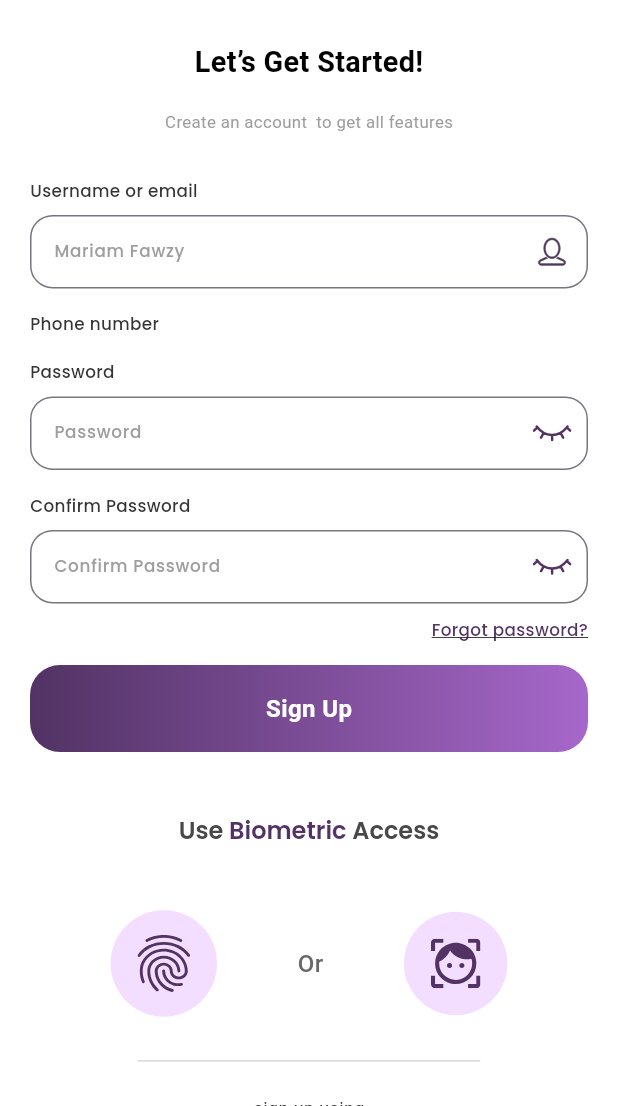
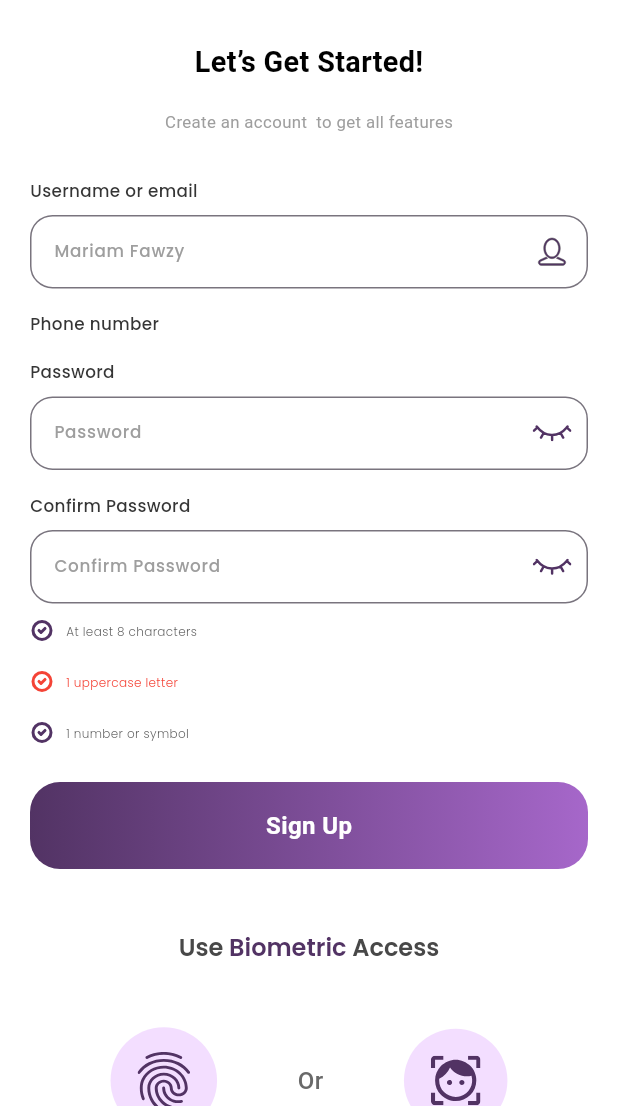
Before and after one commit to salahswidan/watfa, a Flutter app: the LoginScreen screen opened by its route, after a tap on "Sign up", on a phone screen of 412 x 824 dp, the part 130-1236 px from its top. Run offline on Flutter 3.47's test engine with Material 3 defaults, Android fonts, the phone set to English and light mode, and no system bars; our stand-ins replace device_preview, firebase_core, flutter_secure_storage, flutter_svg, google_fonts, gradient_borders and 3 more; accounts and stored records are empty; Roboto replaces fonts that are missing (Podkova).

Commit message:
Disable Device Preview; add new color constant for Davy's Gray; implement biometric authentication UI components and password listener for sign-up flow

```diff
--- a/lib/core/theme/colors.dart
+++ b/lib/core/theme/colors.dart
@@ -13,6 +13,7 @@ class ColorsManagers {
   static const Color dimGray = Color(0xff696969);
   static const Color charlestonGreen = Color(0xff282828);
   static const Color darkLiver = Color(0xff515151);
+  static const Color davysGray = Color(0xff5B5B5B);
 
   static const Color voliet = Color(0xffE071C0);
 
--- a/lib/core/theme/styles.dart
+++ b/lib/core/theme/styles.dart
@@ -125,6 +125,14 @@ class TextStyles {
       color: ColorsManagers.purple,
     );
   }
+
+  static TextStyle font10DaveGrayw300Poppins(context) {
+    return GoogleFonts.poppins(
+      fontSize: getResponsiveFontSize(context, fontSize: 10),
+      fontWeight: FontWeightHelper.light,
+      color: ColorsManagers.davysGray,
+    );
+  }
 }
 
 double getResponsiveFontSize(BuildContext context, {required double fontSize}) {
--- /dev/null
+++ b/lib/core/widgets/custom_divider.dart
@@ -0,0 +1,22 @@
+import 'package:flutter/material.dart';
+import 'package:watfa/core/helpers/extinsions.dart';
+
+import '../theme/colors.dart';
+
+class CustomDivider extends StatelessWidget {
+  const CustomDivider({
+    super.key,
+  });
+
+  @override
+  Widget build(BuildContext context) {
+    return Padding(
+      padding:
+          EdgeInsets.symmetric(horizontal: 80.h(context)),
+      child: const Divider(
+        color: ColorsManagers.philippineSilver,
+        thickness: .5,
+      ),
+    );
+  }
+}
--- a/lib/features/auth/login/presentation/screen/login_screen.dart
+++ b/lib/features/auth/login/presentation/screen/login_screen.dart
@@ -1,14 +1,15 @@
 import 'package:flutter/material.dart';
 import 'package:watfa/core/helpers/extinsions.dart';
-import 'package:watfa/core/theme/colors.dart';
+import 'package:watfa/core/widgets/custom_divider.dart';
 
 import '../../../../../core/helpers/spacing.dart';
 import '../../../../../core/routing/routes.dart';
 import '../../../../../core/theme/styles.dart';
 import '../../../../../core/widgets/auth_text_form_field.dart';
 import '../../../get_started/presentation/widgets/custom_auth_button.dart';
+import '../../../sign_up/presentation/section/biometric_auth.dart';
+import '../section/dont_have_acc.dart';
 import '../section/social_auth.dart';
-import '../widget/local_auth_container.dart';
 import '../widget/logo.dart';
 
 class LoginScreen extends StatelessWidget {
@@ -90,29 +91,12 @@ class LoginScreen extends StatelessWidget {
                   Flexible(
                     child: verticalSpacing(40),
                   ),
-                  Row(
-                    mainAxisAlignment: MainAxisAlignment.spaceEvenly,
-                    children: [
-                      LocalAuthContainer(
-                        image: "assets/svgs/figner_print.svg",
-                        onTap: () {},
-                      ),
-                      Text("Or",
-                          style: TextStyles.font20DimGrayw500Podkova(context)),
-                      LocalAuthContainer(
-                        image: "assets/svgs/face_id.svg",
-                        onTap: () {},
-                      ),
-                    ],
+                  BiometricAuth(
+                    onTapFaceId: () {},
+                    onTapFingerPrint: () {},
                   ),
                   verticalSpacing(20),
-                  Padding(
-                    padding: EdgeInsets.symmetric(horizontal: 80.h(context)),
-                    child: const Divider(
-                      color: ColorsManagers.philippineSilver,
-                      thickness: .5,
-                    ),
-                  ),
+                  const CustomDivider(),
                   verticalSpacing(15),
                   Text(
                     "sign in using",
@@ -121,28 +105,7 @@ class LoginScreen extends StatelessWidget {
                   verticalSpacing(14),
                   const SocialAuth(),
                   verticalSpacing(10),
-                  Row(
-                    mainAxisAlignment: MainAxisAlignment.center,
-                    children: [
-                      Text(
-                        "Don't have an account?",
-                        style: TextStyles.font16DarkLiverw400Roboto(context),
-                      ),
-                      horizontalSpacing(5),
-                      InkWell(
-                        onTap: () {
-                          context.pushNamed(Routes.signUpScreen);
-                        },
-                        child: Text(
-                          'Sign up',
-                          style: TextStyles.font16Purplew700Roboto(context)
-                              .copyWith(
-                            decoration: TextDecoration.underline,
-                          ),
-                        ),
-                      )
-                    ],
-                  ),
+                  const DontHaveAcc(),
                   verticalSpacing(20),
                 ],
               ),
--- /dev/null
+++ b/lib/features/auth/login/presentation/section/dont_have_acc.dart
@@ -0,0 +1,38 @@
+import 'package:flutter/material.dart';
+import 'package:watfa/core/helpers/extinsions.dart';
+
+import '../../../../../core/helpers/spacing.dart';
+import '../../../../../core/routing/routes.dart';
+import '../../../../../core/theme/styles.dart';
+
+class DontHaveAcc extends StatelessWidget {
+  const DontHaveAcc({
+    super.key,
+  });
+
+  @override
+  Widget build(BuildContext context) {
+    return Row(
+      mainAxisAlignment: MainAxisAlignment.center,
+      children: [
+        Text(
+          "Don't have an account?",
+          style: TextStyles.font16DarkLiverw400Roboto(context),
+        ),
+        horizontalSpacing(5),
+        InkWell(
+          onTap: () {
+            context.pushNamed(Routes.signUpScreen);
+          },
+          child: Text(
+            'Sign up',
+            style: TextStyles.font16Purplew700Roboto(context)
+                .copyWith(
+              decoration: TextDecoration.underline,
+            ),
+          ),
+        )
+      ],
+    );
+  }
+}
--- a/lib/features/auth/sign_up/presentation/screen/sign_up_screen.dart
+++ b/lib/features/auth/sign_up/presentation/screen/sign_up_screen.dart
@@ -2,14 +2,16 @@ import 'package:flutter/material.dart';
 import 'package:watfa/core/helpers/extinsions.dart';
 
 import '../../../../../core/helpers/spacing.dart';
-import '../../../../../core/routing/routes.dart';
-import '../../../../../core/theme/colors.dart';
 import '../../../../../core/theme/styles.dart';
 import '../../../../../core/widgets/auth_text_form_field.dart';
+import '../../../../../core/widgets/custom_divider.dart';
 import '../../../get_started/presentation/widgets/custom_auth_button.dart';
 import '../../../login/presentation/section/social_auth.dart';
-import '../../../login/presentation/widget/local_auth_container.dart';
 import '../../../login/presentation/widget/logo.dart';
+import '../section/already_have_an_account.dart';
+import '../section/biometric_auth.dart';
+import '../section/password_listener.dart';
+import '../section/use_biometric_access.dart';
 
 class SignUpScreen extends StatelessWidget {
   const SignUpScreen({super.key});
@@ -88,76 +90,23 @@ class SignUpScreen extends StatelessWidget {
                           controller: TextEditingController(),
                         ),
                         verticalSpacing(10),
-                        Align(
-                          alignment: Alignment.centerRight,
-                          child: InkWell(
-                            onTap: () {
-                              context.pushNamed(Routes.forgotPasswordScreen);
-                            },
-                            child: Text(
-                              'Forgot password?',
-                              style: TextStyles.font14Purplew500Poppins(context)
-                                  .copyWith(
-                                decoration: TextDecoration.underline,
-                              ),
-                            ),
-                          ),
-                        ),
-                        verticalSpacing(15),
+                       const PasswordListener(),
+                        verticalSpacing(25),
                         CustomAuthButton(
                           onTap: () {},
                           text: 'Sign Up',
                         ),
                         Flexible(child: verticalSpacing(40)),
-                        RichText(
-                          text: TextSpan(
-                              text: "Use",
-                              style: TextStyles.font20OuterSpaceW600Poppins(
-                                  context),
-                              children: [
-                                TextSpan(
-                                  text: " Biometric",
-                                  style: TextStyles.font20OuterSpaceW600Poppins(
-                                          context)
-                                      .copyWith(
-                                    color: ColorsManagers.purple,
-                                  ),
-                                ),
-                                TextSpan(
-                                  text: " Access",
-                                  style: TextStyles.font20OuterSpaceW600Poppins(
-                                      context),
-                                ),
-                              ]),
-                        ),
+                        const UseBiometricAccess(),
                         Flexible(
                           child: verticalSpacing(40),
                         ),
-                        Row(
-                          mainAxisAlignment: MainAxisAlignment.spaceEvenly,
-                          children: [
-                            LocalAuthContainer(
-                              image: "assets/svgs/figner_print.svg",
-                              onTap: () {},
-                            ),
-                            Text("Or",
-                                style: TextStyles.font20DimGrayw500Podkova(
-                                    context)),
-                            LocalAuthContainer(
-                              image: "assets/svgs/face_id.svg",
-                              onTap: () {},
-                            ),
-                          ],
+                        BiometricAuth(
+                          onTapFaceId: () {},
+                          onTapFingerPrint: () {},
                         ),
                         verticalSpacing(20),
-                        Padding(
-                          padding:
-                              EdgeInsets.symmetric(horizontal: 80.h(context)),
-                          child: const Divider(
-                            color: ColorsManagers.philippineSilver,
-                            thickness: .5,
-                          ),
-                        ),
+                        const CustomDivider(),
                         verticalSpacing(15),
                         Text(
                           "sign up using",
@@ -167,30 +116,7 @@ class SignUpScreen extends StatelessWidget {
                         verticalSpacing(14),
                         const SocialAuth(),
                         verticalSpacing(10),
-                        Row(
-                          mainAxisAlignment: MainAxisAlignment.center,
-                          children: [
-                            Text(
-                              "Already have an account?",
-                              style:
-                                  TextStyles.font16DarkLiverw400Roboto(context),
-                            ),
-                            horizontalSpacing(5),
-                            InkWell(
-                              onTap: () {
-                                context.pop();
-                              },
-                              child: Text(
-                                'Log In',
-                                style:
-                                    TextStyles.font16Purplew700Roboto(context)
-                                        .copyWith(
-                                  decoration: TextDecoration.underline,
-                                ),
-                              ),
-                            )
-                          ],
-                        ),
+                        const AlreadyHaveAnAccount(),
                       ],
                     ),
                   ),
--- /dev/null
+++ b/lib/features/auth/sign_up/presentation/section/already_have_an_account.dart
@@ -0,0 +1,39 @@
+import 'package:flutter/material.dart';
+import 'package:watfa/core/helpers/extinsions.dart';
+
+import '../../../../../core/helpers/spacing.dart';
+import '../../../../../core/theme/styles.dart';
+
+class AlreadyHaveAnAccount extends StatelessWidget {
+  const AlreadyHaveAnAccount({
+    super.key,
+  });
+
+  @override
+  Widget build(BuildContext context) {
+    return Row(
+      mainAxisAlignment: MainAxisAlignment.center,
+      children: [
+        Text(
+          "Already have an account?",
+          style:
+              TextStyles.font16DarkLiverw400Roboto(context),
+        ),
+        horizontalSpacing(5),
+        InkWell(
+          onTap: () {
+            context.pop();
+          },
+          child: Text(
+            'Log In',
+            style:
+                TextStyles.font16Purplew700Roboto(context)
+                    .copyWith(
+              decoration: TextDecoration.underline,
+            ),
+          ),
+        )
+      ],
+    );
+  }
+}
--- /dev/null
+++ b/lib/features/auth/sign_up/presentation/section/biometric_auth.dart
@@ -0,0 +1,33 @@
+
+import 'package:flutter/material.dart';
+
+import '../../../../../core/theme/styles.dart';
+import '../../../login/presentation/widget/local_auth_container.dart';
+
+class BiometricAuth extends StatelessWidget {
+  final void Function() onTapFingerPrint;
+  final void Function() onTapFaceId;
+  const BiometricAuth({
+    super.key, required this.onTapFingerPrint, required this.onTapFaceId,
+  });
+
+  @override
+  Widget build(BuildContext context) {
+    return Row(
+      mainAxisAlignment: MainAxisAlignment.spaceEvenly,
+      children: [
+        LocalAuthContainer(
+          image: "assets/svgs/figner_print.svg",
+          onTap: onTapFingerPrint,
+        ),
+        Text("Or",
+            style: TextStyles.font20DimGrayw500Podkova(
+                context)),
+        LocalAuthContainer(
+          image: "assets/svgs/face_id.svg",
+          onTap: onTapFaceId,
+        ),
+      ],
+    );
+  }
+}
--- /dev/null
+++ b/lib/features/auth/sign_up/presentation/section/password_listener.dart
@@ -0,0 +1,62 @@
+import 'package:flutter/material.dart';
+import 'package:flutter_svg/flutter_svg.dart';
+import 'package:watfa/core/theme/styles.dart';
+
+import '../../../../../core/helpers/spacing.dart';
+
+class PasswordListener extends StatelessWidget {
+  const PasswordListener({super.key});
+
+  @override
+  Widget build(BuildContext context) {
+    return Column(
+      children: [
+        const PasswordListnerItem(
+          text: "At least 8 characters",
+          value: true,
+        ),
+        verticalSpacing(18),
+        const PasswordListnerItem(
+          text: "1 uppercase letter",
+          value: false,
+        ),
+        verticalSpacing(18),
+        const PasswordListnerItem(
+          text: "1 number or symbol",
+          value: true,
+        ),
+      ],
+    );
+  }
+}
+
+class PasswordListnerItem extends StatelessWidget {
+  final bool value;
+  final String text;
+  const PasswordListnerItem(
+      {super.key, required this.value, required this.text});
+
+  @override
+  Widget build(BuildContext context) {
+    return Row(
+      children: [
+        SvgPicture.asset(
+          'assets/svgs/check-circle.svg',
+          colorFilter: !value
+              ? const ColorFilter.mode(Colors.red, BlendMode.srcIn)
+              : null,
+        ),
+        horizontalSpacing(8),
+        Text(
+          text,
+          style:
+          value?
+          TextStyles.font10DaveGrayw300Poppins(context):
+          TextStyles.font10DaveGrayw300Poppins(context).copyWith(
+            color: Colors.red
+          ),
+        )
+      ],
+    );
+  }
+}
--- /dev/null
+++ b/lib/features/auth/sign_up/presentation/section/use_biometric_access.dart
@@ -0,0 +1,36 @@
+
+import 'package:flutter/material.dart';
+
+import '../../../../../core/theme/colors.dart';
+import '../../../../../core/theme/styles.dart';
+
+class UseBiometricAccess extends StatelessWidget {
+  const UseBiometricAccess({
+    super.key,
+  });
+
+  @override
+  Widget build(BuildContext context) {
+    return RichText(
+      text: TextSpan(
+          text: "Use",
+          style: TextStyles.font20OuterSpaceW600Poppins(
+              context),
+          children: [
+            TextSpan(
+              text: " Biometric",
+              style: TextStyles.font20OuterSpaceW600Poppins(
+                      context)
+                  .copyWith(
+                color: ColorsManagers.purple,
+              ),
+            ),
+            TextSpan(
+              text: " Access",
+              style: TextStyles.font20OuterSpaceW600Poppins(
+                  context),
+            ),
+          ]),
+    );
+  }
+}
--- a/lib/main.dart
+++ b/lib/main.dart
@@ -13,7 +13,7 @@ void main() async {
     statusBarIconBrightness: Brightness.dark,
   ));
   runApp(DevicePreview(
-    enabled: true,
+    enabled: false,
     builder: (context) => WatfaApp(
       appRouter: AppRouter(),
     ),
```
Also changed, not shown: assets/svgs/check-circle.svg (added).
